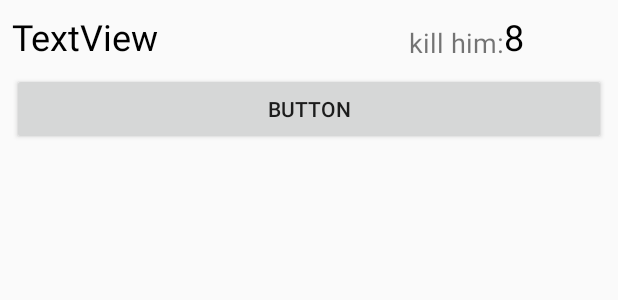
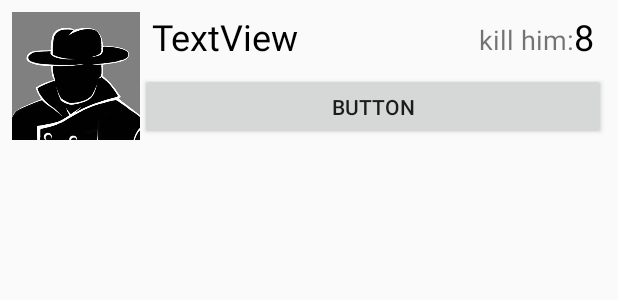
Before and after one commit to awds333/Mafia2, an Android app: the layout game_liste_element.xml on its own in the app's theme, with its tools: preview values and no code run, on a phone screen of 412 x 824 dp. Shown: the top 300 px of the screen. Run offline under Robolectric (Android 15) with nearby library versions, the phone set to English and light mode, and no system bars; network calls fail.

Commit message:
к косте

```diff
--- a/app/build.gradle
+++ b/app/build.gradle
@@ -27,6 +27,5 @@ dependencies {
     compile 'com.android.support:appcompat-v7:25.0.0'
     compile 'com.android.support.constraint:constraint-layout:1.0.0-beta4'
     compile 'com.android.support:design:25.0.0'
-    compile 'com.google.code.gson:gson:2.8.1'
     testCompile 'junit:junit:4.12'
 }
--- a/app/src/main/java/com/awds333/a2016/mafia/activities/client/WaitingForGameStartActivity.java
+++ b/app/src/main/java/com/awds333/a2016/mafia/activities/client/WaitingForGameStartActivity.java
@@ -198,6 +198,11 @@ public class WaitingForGameStartActivity extends AppCompatActivity {
                             intent.putExtra("id", mId);
                             intent.putExtra("type", 2);
                             intent.putExtra("name", mName);
+                            Iterator<Integer> iterator = idImagesBytes.keySet().iterator();
+                            while (iterator.hasNext()){
+                                int id = iterator.next();
+                                intent.putExtra("image"+id,idImagesBytes.get(id));
+                            }
                             startActivity(intent);
                             finish();
                         }
--- a/app/src/main/java/com/awds333/a2016/mafia/activities/server/WaitingForPlayersActivity.java
+++ b/app/src/main/java/com/awds333/a2016/mafia/activities/server/WaitingForPlayersActivity.java
@@ -160,6 +160,11 @@ public class WaitingForPlayersActivity extends Activity implements Observer {
                     intent.putExtra("doctor", rolePick.isDoctor());
                     intent.putExtra("detective", rolePick.isDetective());
                     intent.putExtra("name", getIntent().getStringExtra("name"));
+                    Iterator<Integer> iterator = idImage.keySet().iterator();
+                    while (iterator.hasNext()){
+                        int id = iterator.next();
+                        intent.putExtra("image"+id,idImage.get(id));
+                    }
                     wait = false;
                     try {
                         guestSocket.close();
--- a/app/src/main/java/com/awds333/a2016/mafia/myviews/GameListElementView.java
+++ b/app/src/main/java/com/awds333/a2016/mafia/myviews/GameListElementView.java
@@ -21,6 +21,7 @@ public class GameListElementView {
         ((Button) view.findViewById(R.id.choose)).setId(id);
         count = 0;
         ((TextView) view.findViewById(R.id.count)).setText(count + "");
+        view.setId(id+1000);
         this.id = id;
     }
 
--- a/app/src/main/res/layout/game_liste_element.xml
+++ b/app/src/main/res/layout/game_liste_element.xml
@@ -4,8 +4,19 @@
     xmlns:tools="http://schemas.android.com/tools"
     android:layout_width="match_parent"
     android:layout_height="wrap_content"
-    android:orientation="vertical"
+    android:orientation="horizontal"
     android:padding="8dp">
+
+    <ImageView
+        android:id="@+id/image"
+        android:layout_width="85dp"
+        android:layout_height="85dp"
+        app:srcCompat="@drawable/selfless" />
+
+    <LinearLayout
+        android:layout_width="match_parent"
+        android:layout_height="match_parent"
+        android:orientation="vertical">
 
         <android.support.constraint.ConstraintLayout
             android:layout_width="match_parent"
@@ -15,21 +26,24 @@
                 android:id="@+id/text"
                 android:layout_width="wrap_content"
                 android:layout_height="wrap_content"
-            android:layout_marginBottom="0dp"
-            android:layout_marginRight="68dp"
+                android:layout_marginBottom="2dp"
                 android:text="@string/kill_him"
                 android:textSize="18sp"
                 app:layout_constraintBottom_toBottomOf="parent"
-            app:layout_constraintRight_toRightOf="parent" />
+                app:layout_constraintRight_toLeftOf="@+id/count"
+                android:layout_marginRight="0dp" />
 
             <TextView
                 android:id="@+id/name"
                 android:layout_width="wrap_content"
                 android:layout_height="wrap_content"
                 android:layout_marginBottom="0dp"
-            android:layout_marginLeft="0dp"
+                android:layout_marginLeft="8dp"
                 android:layout_marginTop="0dp"
                 android:text="TextView"
+                android:ellipsize="middle"
+                android:maxLength="10"
+                android:maxLines="1"
                 android:textColor="@android:color/black"
                 android:textSize="24sp"
                 app:layout_constraintBottom_toBottomOf="parent"
@@ -41,12 +55,12 @@
                 android:layout_width="wrap_content"
                 android:layout_height="wrap_content"
                 android:layout_marginBottom="0dp"
-            android:layout_marginLeft="0dp"
                 android:text="8"
                 android:textColor="@android:color/black"
                 android:textSize="24sp"
                 app:layout_constraintBottom_toBottomOf="parent"
-            app:layout_constraintLeft_toRightOf="@+id/text" />
+                android:layout_marginRight="8dp"
+                app:layout_constraintRight_toRightOf="parent" />
         </android.support.constraint.ConstraintLayout>
 
         <Button
@@ -57,3 +71,5 @@
             android:text="Button" />
 
     </LinearLayout>
+
+</LinearLayout>
```
Also changed, not shown: app/src/main/java/com/awds333/a2016/mafia/activities/PlayActivity.java (+28 -0 lines), app/src/main/java/com/awds333/a2016/mafia/netclasses/PlayerChannel.java (+49 -7 lines), app/src/main/java/com/awds333/a2016/mafia/netclasses/SocketForPlayer.java (+35 -7 lines). Lines whose indentation alone changed are shown as unchanged.
